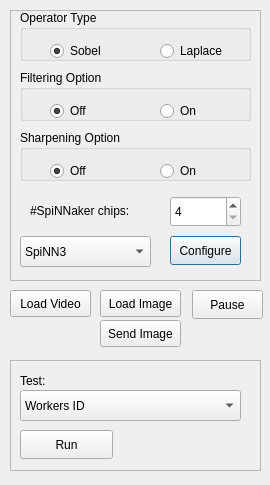
Qt form gui/SpiNNvidStreamer/src/vidstreamer.ui (indarsugiarto/Graceful_VidPro) before a commit.
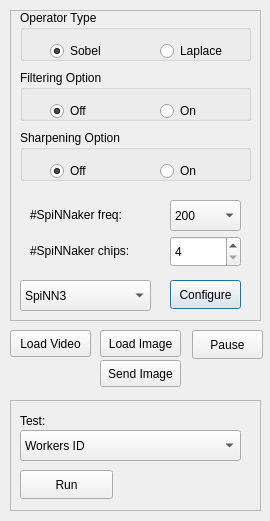
The same form after that commit.

The edit to the form file:
```diff
--- a/gui/SpiNNvidStreamer/src/vidstreamer.ui
+++ b/gui/SpiNNvidStreamer/src/vidstreamer.ui
@@ -7,7 +7,7 @@
     <x>0</x>
     <y>0</y>
     <width>270</width>
-    <height>485</height>
+    <height>521</height>
    </rect>
   </property>
   <property name="minimumSize">
@@ -19,7 +19,7 @@
   <property name="maximumSize">
    <size>
     <width>270</width>
-    <height>500</height>
+    <height>600</height>
    </size>
   </property>
   <property name="windowTitle">
@@ -29,7 +29,7 @@
    <property name="geometry">
     <rect>
      <x>10</x>
-     <y>290</y>
+     <y>330</y>
      <width>81</width>
      <height>27</height>
     </rect>
@@ -42,7 +42,7 @@
    <property name="geometry">
     <rect>
      <x>192</x>
-     <y>290</y>
+     <y>330</y>
      <width>71</width>
      <height>29</height>
     </rect>
@@ -57,7 +57,7 @@
      <x>10</x>
      <y>10</y>
      <width>251</width>
-     <height>271</height>
+     <height>311</height>
     </rect>
    </property>
    <property name="frameShape">
@@ -70,7 +70,7 @@
     <property name="geometry">
      <rect>
       <x>20</x>
-      <y>190</y>
+      <y>230</y>
       <width>131</width>
       <height>21</height>
      </rect>
@@ -83,7 +83,7 @@
     <property name="geometry">
      <rect>
       <x>10</x>
-      <y>226</y>
+      <y>270</y>
       <width>131</width>
       <height>31</height>
      </rect>
@@ -103,7 +103,7 @@
     <property name="geometry">
      <rect>
       <x>160</x>
-      <y>226</y>
+      <y>270</y>
       <width>71</width>
       <height>29</height>
      </rect>
@@ -119,7 +119,7 @@
     <property name="geometry">
      <rect>
       <x>160</x>
-      <y>186</y>
+      <y>226</y>
       <width>71</width>
       <height>31</height>
      </rect>
@@ -266,12 +266,45 @@
      </property>
     </widget>
    </widget>
+   <widget class="QComboBox" name="cbFreq">
+    <property name="geometry">
+     <rect>
+      <x>160</x>
+      <y>190</y>
+      <width>71</width>
+      <height>31</height>
+     </rect>
+    </property>
+    <item>
+     <property name="text">
+      <string>200</string>
+     </property>
+    </item>
+    <item>
+     <property name="text">
+      <string>250</string>
+     </property>
+    </item>
+   </widget>
+   <widget class="QLabel" name="label_3">
+    <property name="geometry">
+     <rect>
+      <x>20</x>
+      <y>194</y>
+      <width>131</width>
+      <height>21</height>
+     </rect>
+    </property>
+    <property name="text">
+     <string>#SpiNNaker freq:</string>
+    </property>
+   </widget>
   </widget>
   <widget class="QPushButton" name="pbImage">
    <property name="geometry">
     <rect>
      <x>100</x>
-     <y>290</y>
+     <y>330</y>
      <width>81</width>
      <height>27</height>
     </rect>
@@ -284,7 +317,7 @@
    <property name="geometry">
     <rect>
      <x>10</x>
-     <y>360</y>
+     <y>400</y>
      <width>251</width>
      <height>111</height>
     </rect>
@@ -366,7 +399,7 @@
    <property name="geometry">
     <rect>
      <x>100</x>
-     <y>320</y>
+     <y>360</y>
      <width>81</width>
      <height>27</height>
     </rect>
```
Left out of the diff: 5 changed lines with no effect on the pictures.
